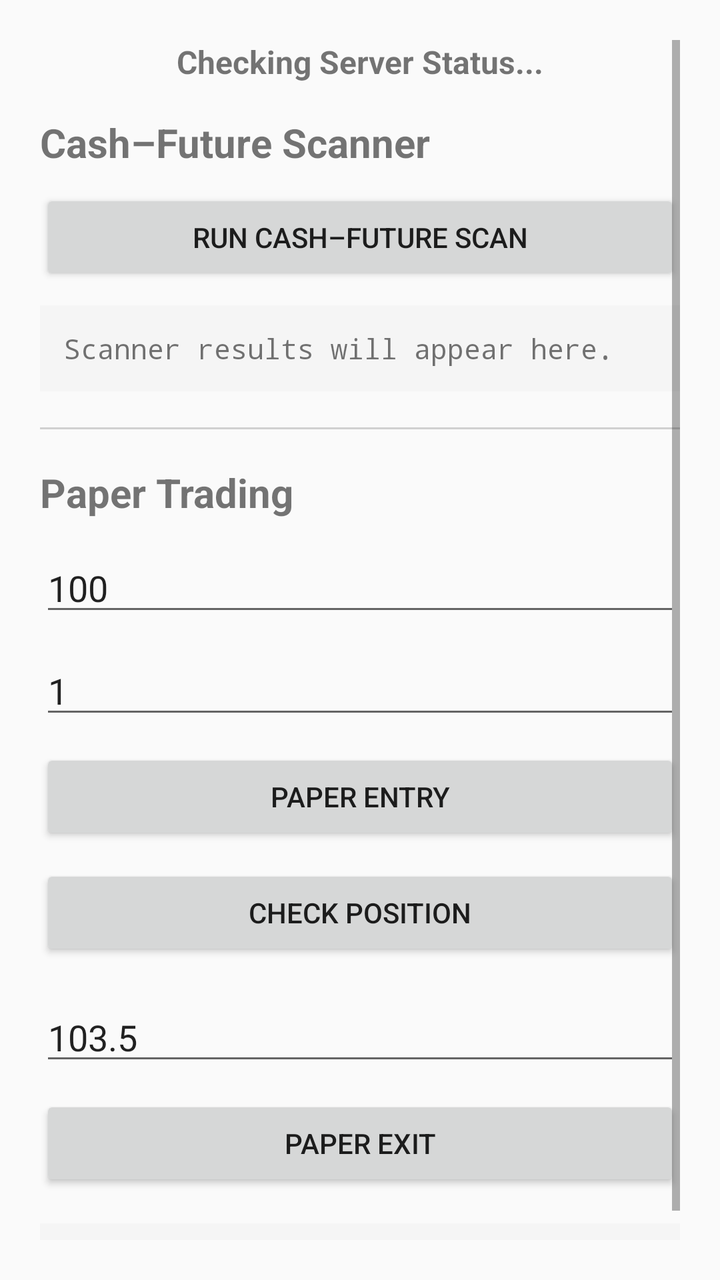
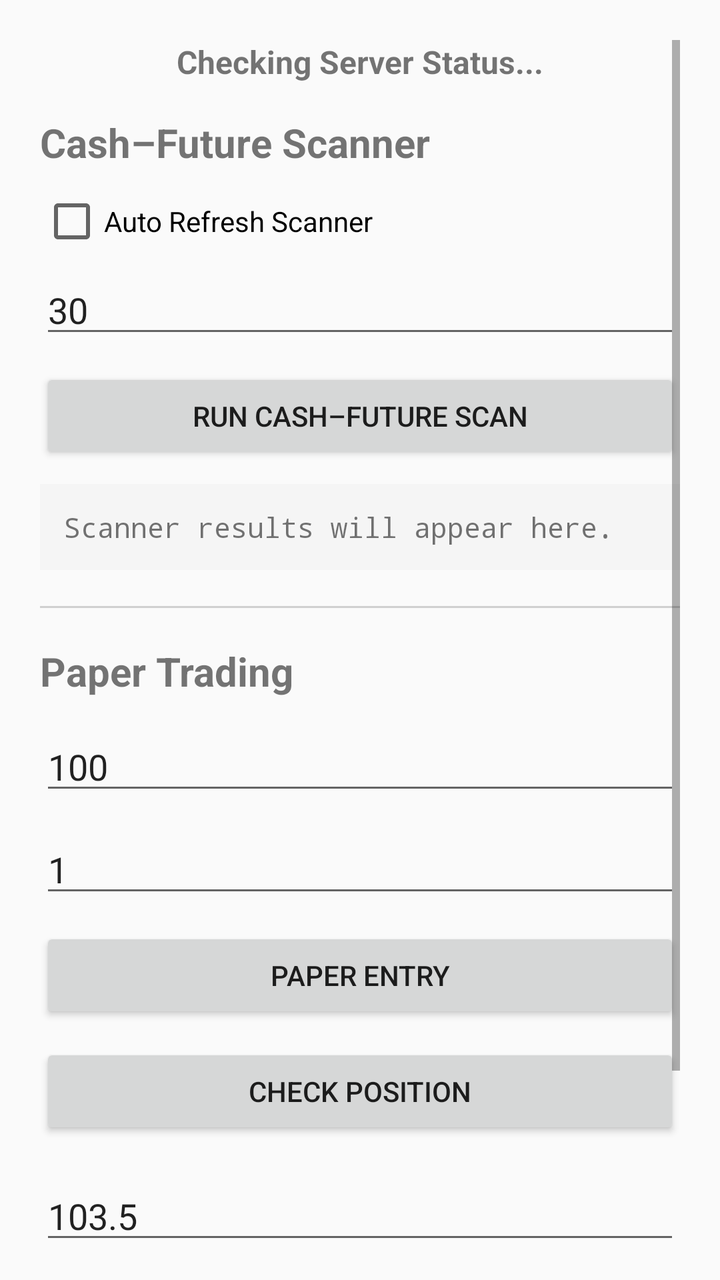

Two renders of the same Android screen: before a commit and after it. Below are the layout's source before the change and the commit's diff.
<!-- AndroidManifest.xml: application theme Theme.AppCompat.DayNight.DarkActionBar -->
<!-- res/layout/activity_main.xml -->
<?xml version="1.0" encoding="utf-8"?>
<ScrollView xmlns:android="http://schemas.android.com/apk/res/android" android:layout_width="match_parent" android:layout_height="match_parent" android:padding="20dp">
    <LinearLayout android:layout_width="match_parent" android:layout_height="wrap_content" android:orientation="vertical">
        <TextView android:id="@+id/tvStatus" android:layout_width="match_parent" android:layout_height="wrap_content" android:text="Checking Server Status..." android:textSize="16sp" android:textStyle="bold" android:gravity="center" android:paddingBottom="16dp" />
        <TextView android:layout_width="match_parent" android:layout_height="wrap_content" android:text="Cash–Future Scanner" android:textSize="20sp" android:textStyle="bold" android:paddingBottom="10dp" />
        <Button android:id="@+id/btnRunScanner" android:layout_width="match_parent" android:layout_height="wrap_content" android:text="RUN CASH–FUTURE SCAN" android:layout_marginBottom="10dp" />
        <TextView android:id="@+id/tvScannerResult" android:layout_width="match_parent" android:layout_height="wrap_content" android:text="Scanner results will appear here." android:textSize="14sp" android:fontFamily="monospace" android:textIsSelectable="true" android:background="#F5F5F5" android:padding="12dp" android:layout_marginBottom="18dp" />
        <View android:layout_width="match_parent" android:layout_height="1dp" android:background="#D0D0D0" android:layout_marginBottom="18dp" />
        <TextView android:layout_width="match_parent" android:layout_height="wrap_content" android:text="Paper Trading" android:textSize="20sp" android:textStyle="bold" android:paddingBottom="12dp" />
        <EditText android:id="@+id/etEntryPrice" android:layout_width="match_parent" android:layout_height="wrap_content" android:hint="Entry Price" android:inputType="numberDecimal" android:text="100" android:layout_marginBottom="10dp" />
        <EditText android:id="@+id/etQuantity" android:layout_width="match_parent" android:layout_height="wrap_content" android:hint="Quantity" android:inputType="numberDecimal" android:text="1" android:layout_marginBottom="10dp" />
        <Button android:id="@+id/btnPaperEntry" android:layout_width="match_parent" android:layout_height="wrap_content" android:text="PAPER ENTRY" android:layout_marginBottom="10dp" />
        <Button android:id="@+id/btnPaperPosition" android:layout_width="match_parent" android:layout_height="wrap_content" android:text="CHECK POSITION" android:layout_marginBottom="16dp" />
        <EditText android:id="@+id/etExitPrice" android:layout_width="match_parent" android:layout_height="wrap_content" android:hint="Exit Price" android:inputType="numberDecimal" android:text="103.5" android:layout_marginBottom="10dp" />
        <Button android:id="@+id/btnPaperExit" android:layout_width="match_parent" android:layout_height="wrap_content" android:text="PAPER EXIT" android:layout_marginBottom="16dp" />
        <TextView android:id="@+id/tvPaperResult" android:layout_width="match_parent" android:layout_height="wrap_content" android:text="Paper trading status will appear here." android:textSize="15sp" android:background="#F5F5F5" android:padding="12dp" />
    </LinearLayout>
</ScrollView>
<!-- resources referenced by this layout -->
<resources>

</resources>

<!-- the commit's change to res/layout/activity_main.xml (unified diff, before → after) -->
@@ -3,6 +3,8 @@
     <LinearLayout android:layout_width="match_parent" android:layout_height="wrap_content" android:orientation="vertical">
         <TextView android:id="@+id/tvStatus" android:layout_width="match_parent" android:layout_height="wrap_content" android:text="Checking Server Status..." android:textSize="16sp" android:textStyle="bold" android:gravity="center" android:paddingBottom="16dp" />
         <TextView android:layout_width="match_parent" android:layout_height="wrap_content" android:text="Cash–Future Scanner" android:textSize="20sp" android:textStyle="bold" android:paddingBottom="10dp" />
+        <CheckBox android:id="@+id/cbScannerAutoRefresh" android:layout_width="match_parent" android:layout_height="wrap_content" android:text="Auto Refresh Scanner" android:layout_marginBottom="6dp" />
+        <EditText android:id="@+id/etScannerRefreshSeconds" android:layout_width="match_parent" android:layout_height="wrap_content" android:hint="Refresh seconds (10–300)" android:inputType="number" android:text="30" android:layout_marginBottom="10dp" />
         <Button android:id="@+id/btnRunScanner" android:layout_width="match_parent" android:layout_height="wrap_content" android:text="RUN CASH–FUTURE SCAN" android:layout_marginBottom="10dp" />
         <TextView android:id="@+id/tvScannerResult" android:layout_width="match_parent" android:layout_height="wrap_content" android:text="Scanner results will appear here." android:textSize="14sp" android:fontFamily="monospace" android:textIsSelectable="true" android:background="#F5F5F5" android:padding="12dp" android:layout_marginBottom="18dp" />
         <View android:layout_width="match_parent" android:layout_height="1dp" android:background="#D0D0D0" android:layout_marginBottom="18dp" />
